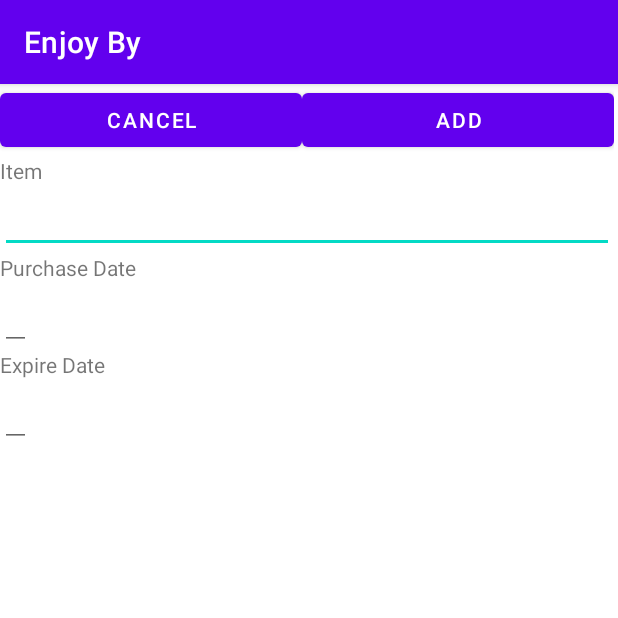
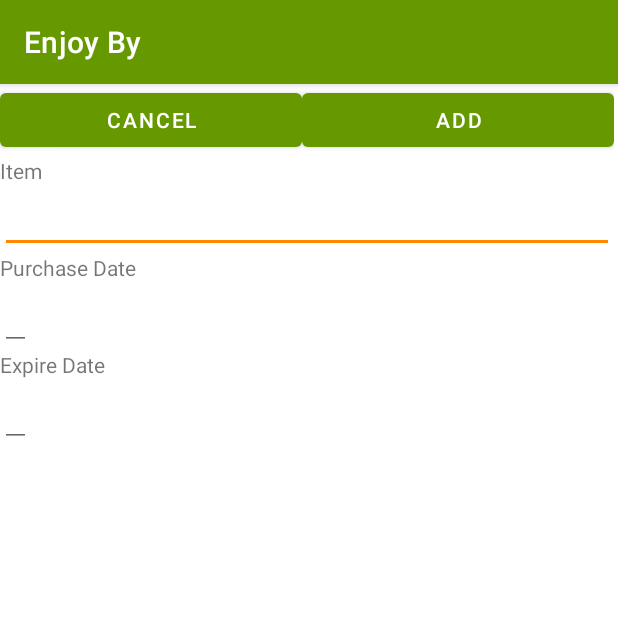
Before and after one commit to renratwit/EnjoyBy, an Android app: the AddItem screen opened directly, with no data from a screen before it, on a phone screen of 412 x 824 dp, the top half of it. Run offline under Robolectric (Android 15) with nearby library versions, the phone set to English and light mode, and no system bars.

Commit message:
green theme

```diff
--- a/app/src/main/res/values/themes.xml
+++ b/app/src/main/res/values/themes.xml
@@ -2,12 +2,12 @@
     <!-- Base application theme. -->
     <style name="Theme.EnjoyBy" parent="Theme.MaterialComponents.DayNight.DarkActionBar">
         <!-- Primary brand color. -->
-        <item name="colorPrimary">@color/purple_500</item>
-        <item name="colorPrimaryVariant">@color/purple_700</item>
+        <item name="colorPrimary">@android:color/holo_green_dark</item>
+        <item name="colorPrimaryVariant">@android:color/holo_green_light</item>
         <item name="colorOnPrimary">@color/white</item>
         <!-- Secondary brand color. -->
-        <item name="colorSecondary">@color/teal_200</item>
-        <item name="colorSecondaryVariant">@color/teal_700</item>
+        <item name="colorSecondary">@android:color/holo_orange_dark</item>
+        <item name="colorSecondaryVariant">@android:color/holo_orange_light</item>
         <item name="colorOnSecondary">@color/black</item>
         <!-- Status bar color. -->
         <item name="android:statusBarColor" tools:targetApi="l">?attr/colorPrimaryVariant</item>
```
